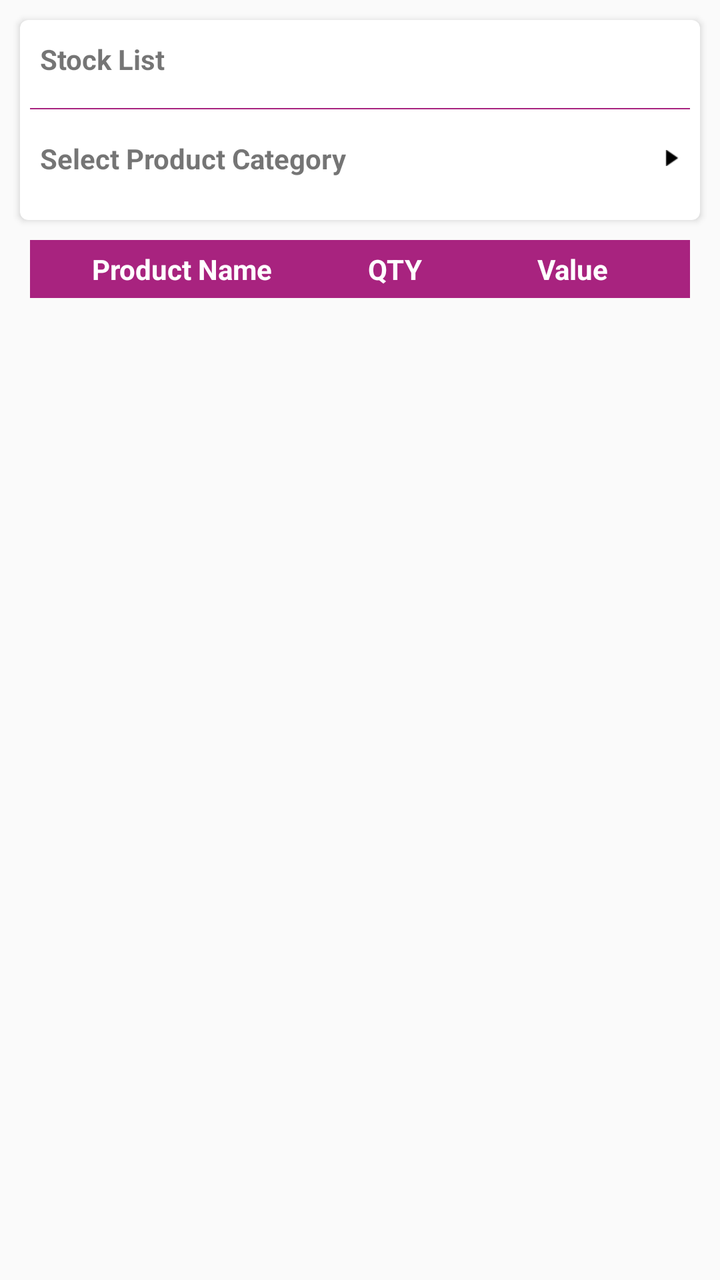
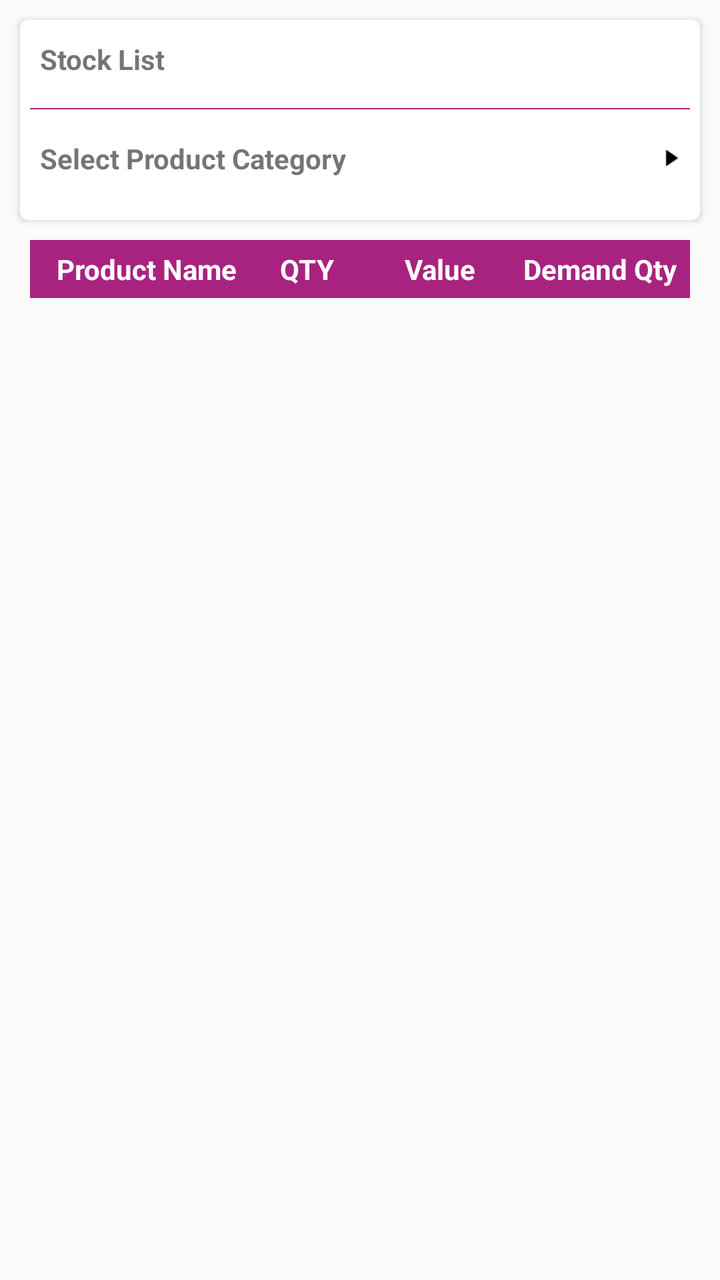

Compare the two renders of this Android layout. The source of the first and the diff that turns it into the second are given below.
<!-- AndroidManifest.xml: application theme AppTheme -->
<!-- res/layout/stock_list_fragment.xml -->
<?xml version="1.0" encoding="utf-8"?>
<LinearLayout xmlns:android="http://schemas.android.com/apk/res/android"
    xmlns:app="http://schemas.android.com/apk/res-auto"
    xmlns:tools="http://schemas.android.com/tools"
    android:id="@+id/activity_main"
    android:layout_width="match_parent"
    android:layout_height="match_parent"
    android:paddingBottom="0dp"
    android:paddingLeft="0dp"
    android:paddingRight="0dp"
    android:orientation="vertical"
    android:paddingTop="0dp">


    <androidx.cardview.widget.CardView
        xmlns:card_view="http://schemas.android.com/apk/res-auto"
        android:id="@+id/card_view2"
        android:layout_width="match_parent"
        android:layout_height="100dp"
        android:layout_gravity="center"
        android:layout_margin="10dp"
        card_view:cardCornerRadius="4dp">

        <LinearLayout
            android:id="@+id/linlay_category_portion"
            android:layout_width="match_parent"
            android:layout_height="match_parent"
            android:orientation="vertical">

            <TextView
                android:id="@+id/txt_retailer_name"
                android:layout_width="match_parent"
                android:layout_height="wrap_content"
                android:padding="@dimen/margin_10dp"
                android:text="Stock List"
                android:textStyle="bold" />

            <View
                android:layout_width="match_parent"
                android:layout_height="2px"
                android:layout_margin="@dimen/margin_5dp"
                android:background="@color/colorPrimary" />

            <TextView
                android:id="@+id/txt_category_list"
                android:layout_width="match_parent"
                android:layout_height="wrap_content"
                android:drawableRight="@mipmap/arrow_right"
                android:padding="@dimen/margin_10dp"
                android:text="Select Product Category"
                android:textStyle="bold" />

        </LinearLayout>
    </androidx.cardview.widget.CardView>

    <LinearLayout
        android:layout_width="match_parent"
        android:layout_height="wrap_content"
        android:orientation="horizontal"
        android:layout_marginLeft="@dimen/margin_15dp"
        android:layout_marginRight="@dimen/margin_15dp"
        android:background="@color/colorPrimary"
        android:padding="@dimen/margin_5dp">



        <TextView
            android:id="@+id/row_product_name"
            android:layout_width="0dp"
            android:layout_height="wrap_content"
            android:layout_weight="2"
            android:textStyle="bold"
            android:gravity="center"
            android:textColor="#fff"
            android:text="Product Name" />

        <TextView
            android:id="@+id/row_product_qty"
            android:layout_width="0dp"
            android:layout_height="wrap_content"
            android:layout_weight="1"
            android:gravity="center"
            android:textStyle="bold"

            android:textColor="#fff"

            android:text="QTY" />

        <TextView
            android:id="@+id/row_product_value"
            android:layout_width="0dp"
            android:layout_height="wrap_content"
            android:layout_weight="1.5"
            android:gravity="center"
            android:textColor="#fff"
            android:textStyle="bold"

            android:text="Value" />


    </LinearLayout>
    <androidx.recyclerview.widget.RecyclerView
        android:id="@+id/product_list_recyclerView"
        android:layout_width="match_parent"
        android:layout_height="wrap_content"
        android:layout_marginLeft="@dimen/margin_10dp"
        android:layout_marginRight="@dimen/margin_10dp" />


</LinearLayout>
<!-- resources referenced by this layout -->
<resources>
  <color name="colorPrimary">#a8237f</color>
  <dimen name="margin_10dp">10dp</dimen>
  <dimen name="margin_15dp">15dp</dimen>
  <dimen name="margin_5dp">5dp</dimen>
  <!-- mipmap arrow_right: png bitmap (drawable, 839 bytes) -->
  <style name="AppTheme" parent="Theme.AppCompat.Light.NoActionBar">
          
          <item name="colorPrimary">@color/colorPrimary</item>
          <item name="colorPrimaryDark">@color/colorPrimaryDark</item>
          <item name="colorAccent">@color/colorAccent</item>
      </style>
  <color name="colorPrimaryDark">#FF831962</color>
  <color name="colorAccent">#125688</color>
</resources>

<!-- the commit's change to res/layout/stock_list_fragment.xml (unified diff, before → after) -->
@@ -96,15 +96,26 @@
             android:textStyle="bold"
 
             android:text="Value" />
+        <TextView
+            android:id="@+id/row_product_demand_qty"
+            android:layout_width="0dp"
+            android:layout_height="wrap_content"
+            android:layout_weight="1.5"
+            android:gravity="center"
+            android:textColor="#fff"
+            android:textStyle="bold"
+            android:text="Demand Qty" />
+
+
 
 
     </LinearLayout>
     <androidx.recyclerview.widget.RecyclerView
         android:id="@+id/product_list_recyclerView"
         android:layout_width="match_parent"
-        android:layout_height="wrap_content"
-        android:layout_marginLeft="@dimen/margin_10dp"
-        android:layout_marginRight="@dimen/margin_10dp" />
+        android:layout_height="0dp"
+        android:layout_weight="1"
+        android:nestedScrollingEnabled="false"/>
 
 
 </LinearLayout>
